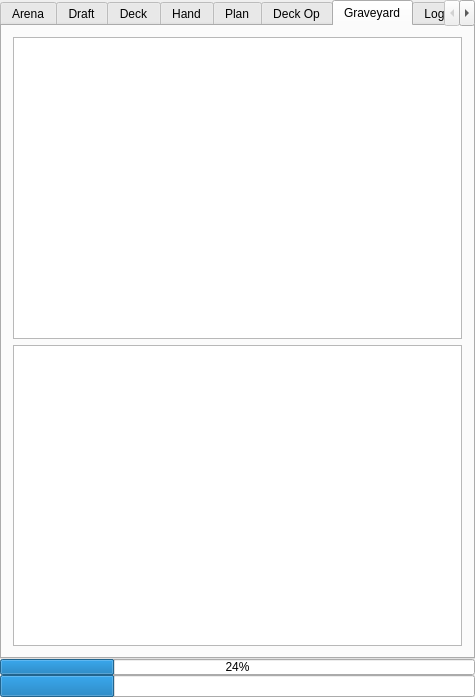
supertriodo/Arena-Tracker, file mainwindow.ui: the form before one commit.
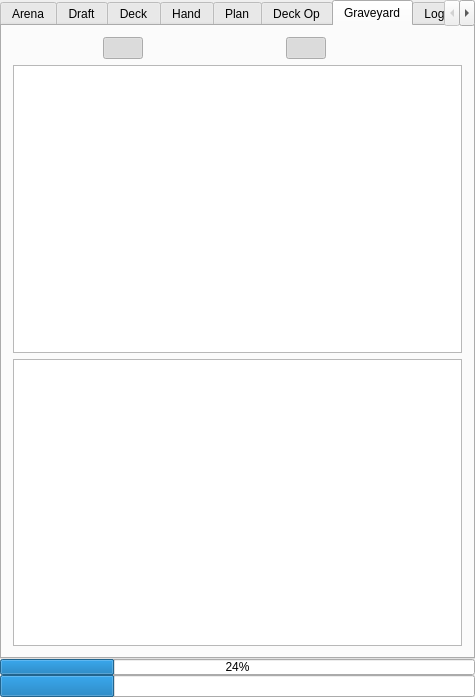
The form after the commit. The open tabs and pages were chosen to show the change. Icons and pictures are not drawn. Custom widgets are drawn as their Qt base class.

Commit message: Add graveyard top buttons to choose between player/enemy and minions/ weapons.

Diff of the .ui file:
```diff
--- a/mainwindow.ui
+++ b/mainwindow.ui
@@ -1261,7 +1261,175 @@
          <attribute name="title">
           <string>Graveyard</string>
          </attribute>
-         <layout class="QVBoxLayout" name="verticalLayout_4">
+         <layout class="QVBoxLayout" name="tabGraveyardVerticalLayout">
+          <item>
+           <layout class="QHBoxLayout" name="tabGraveyardHorizontalLayout">
+            <item>
+             <spacer name="horizontalSpacer_3">
+              <property name="orientation">
+               <enum>Qt::Horizontal</enum>
+              </property>
+              <property name="sizeHint" stdset="0">
+               <size>
+                <width>40</width>
+                <height>20</height>
+               </size>
+              </property>
+             </spacer>
+            </item>
+            <item>
+             <layout class="QHBoxLayout" name="horizontalLayout_7">
+              <item>
+               <widget class="QPushButton" name="graveyardButtonPlayer">
+                <property name="text">
+                 <string/>
+                </property>
+                <property name="icon">
+                 <iconset>
+                  <normalon>:/Images/graveyardPlayer.png</normalon>
+                 </iconset>
+                </property>
+                <property name="iconSize">
+                 <size>
+                  <width>32</width>
+                  <height>32</height>
+                 </size>
+                </property>
+                <property name="checkable">
+                 <bool>true</bool>
+                </property>
+                <property name="checked">
+                 <bool>true</bool>
+                </property>
+                <property name="autoExclusive">
+                 <bool>true</bool>
+                </property>
+                <property name="flat">
+                 <bool>true</bool>
+                </property>
+               </widget>
+              </item>
+              <item>
+               <widget class="QPushButton" name="graveyardButtonEnemy">
+                <property name="text">
+                 <string/>
+                </property>
+                <property name="icon">
+                 <iconset>
+                  <normalon>:/Images/graveyardEnemy.png</normalon>
+                 </iconset>
+                </property>
+                <property name="iconSize">
+                 <size>
+                  <width>32</width>
+                  <height>32</height>
+                 </size>
+                </property>
+                <property name="checkable">
+                 <bool>true</bool>
+                </property>
+                <property name="autoExclusive">
+                 <bool>true</bool>
+                </property>
+                <property name="flat">
+                 <bool>true</bool>
+                </property>
+               </widget>
+              </item>
+             </layout>
+            </item>
+            <item>
+             <spacer name="horizontalSpacer_2">
+              <property name="orientation">
+               <enum>Qt::Horizontal</enum>
+              </property>
+              <property name="sizeHint" stdset="0">
+               <size>
+                <width>40</width>
+                <height>20</height>
+               </size>
+              </property>
+             </spacer>
+            </item>
+            <item>
+             <layout class="QHBoxLayout" name="horizontalLayout_8">
+              <item>
+               <widget class="QPushButton" name="graveyardButtonMinions">
+                <property name="text">
+                 <string/>
+                </property>
+                <property name="icon">
+                 <iconset>
+                  <normalon>:/Images/minionsCounter.png</normalon>
+                 </iconset>
+                </property>
+                <property name="iconSize">
+                 <size>
+                  <width>32</width>
+                  <height>32</height>
+                 </size>
+                </property>
+                <property name="checkable">
+                 <bool>true</bool>
+                </property>
+                <property name="checked">
+                 <bool>true</bool>
+                </property>
+                <property name="autoExclusive">
+                 <bool>true</bool>
+                </property>
+                <property name="flat">
+                 <bool>true</bool>
+                </property>
+               </widget>
+              </item>
+              <item>
+               <widget class="QPushButton" name="graveyardButtonWeapons">
+                <property name="text">
+                 <string/>
+                </property>
+                <property name="icon">
+                 <iconset>
+                  <normalon>:/Images/weaponsCounter.png</normalon>
+                 </iconset>
+                </property>
+                <property name="iconSize">
+                 <size>
+                  <width>32</width>
+                  <height>32</height>
+                 </size>
+                </property>
+                <property name="checkable">
+                 <bool>true</bool>
+                </property>
+                <property name="checked">
+                 <bool>false</bool>
+                </property>
+                <property name="autoExclusive">
+                 <bool>true</bool>
+                </property>
+                <property name="flat">
+                 <bool>true</bool>
+                </property>
+               </widget>
+              </item>
+             </layout>
+            </item>
+            <item>
+             <spacer name="horizontalSpacer_4">
+              <property name="orientation">
+               <enum>Qt::Horizontal</enum>
+              </property>
+              <property name="sizeHint" stdset="0">
+               <size>
+                <width>40</width>
+                <height>20</height>
+               </size>
+              </property>
+             </spacer>
+            </item>
+           </layout>
+          </item>
           <item>
            <widget class="MoveListWidget" name="graveyardListWidgetPlayer"/>
           </item>
```
Left out of the diff: 2 changed lines with no effect on the pictures. The commit also changes 10 other files.
